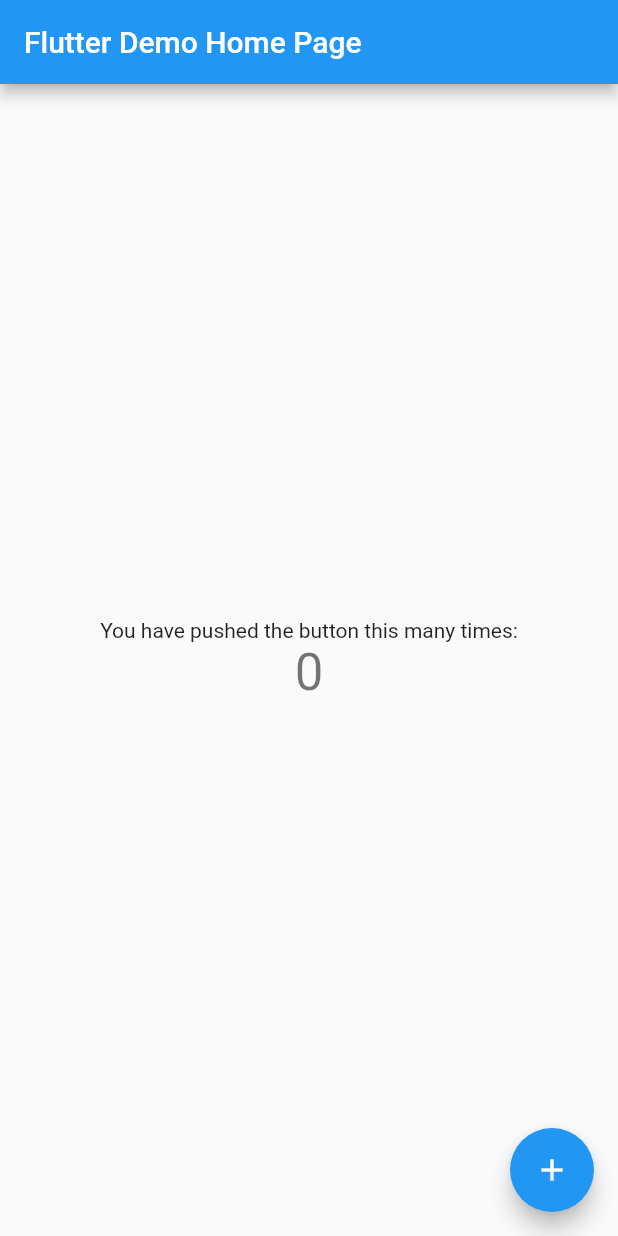
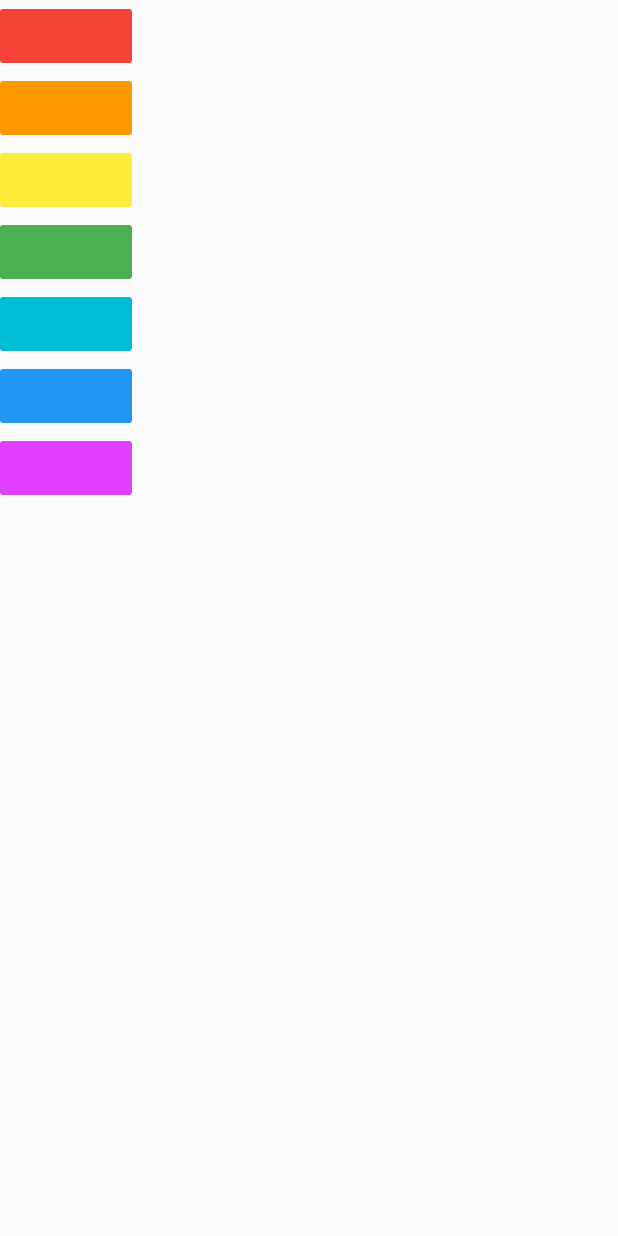
Before and after one commit to yash412/Xylophone, a Flutter app: the screen it shows after launch, on a phone screen of 412 x 824 dp. Run offline on Flutter 3.47's test engine with Material 2 defaults, Android fonts, the phone set to English and light mode, and no system bars; our stand-ins replace audioplayers.

Commit message:
Added basic functionality in the app

```diff
--- a/lib/main.dart
+++ b/lib/main.dart
@@ -1,113 +1,77 @@
+import 'package:audioplayers/audio_cache.dart';
 import 'package:flutter/material.dart';
 
 void main() {
-  runApp(MyApp());
+  runApp(XylophoneApp());
 }
 
-class MyApp extends StatelessWidget {
-  // This widget is the root of your application.
-  @override
-  Widget build(BuildContext context) {
-    return MaterialApp(
-      title: 'Flutter Demo',
-      theme: ThemeData(
-        // This is the theme of your application.
-        //
-        // Try running your application with "flutter run". You'll see the
-        // application has a blue toolbar. Then, without quitting the app, try
-        // changing the primarySwatch below to Colors.green and then invoke
-        // "hot reload" (press "r" in the console where you ran "flutter run",
-        // or simply save your changes to "hot reload" in a Flutter IDE).
-        // Notice that the counter didn't reset back to zero; the application
-        // is not restarted.
-        primarySwatch: Colors.blue,
-      ),
-      home: MyHomePage(title: 'Flutter Demo Home Page'),
-    );
-  }
-}
-
-class MyHomePage extends StatefulWidget {
-  MyHomePage({Key key, this.title}) : super(key: key);
-
-  // This widget is the home page of your application. It is stateful, meaning
-  // that it has a State object (defined below) that contains fields that affect
-  // how it looks.
-
-  // This class is the configuration for the state. It holds the values (in this
-  // case the title) provided by the parent (in this case the App widget) and
-  // used by the build method of the State. Fields in a Widget subclass are
-  // always marked "final".
-
-  final String title;
-
-  @override
-  _MyHomePageState createState() => _MyHomePageState();
-}
-
-class _MyHomePageState extends State<MyHomePage> {
-  int _counter = 0;
-
-  void _incrementCounter() {
-    setState(() {
-      // This call to setState tells the Flutter framework that something has
-      // changed in this State, which causes it to rerun the build method below
-      // so that the display can reflect the updated values. If we changed
-      // _counter without calling setState(), then the build method would not be
-      // called again, and so nothing would appear to happen.
-      _counter++;
-    });
+class XylophoneApp extends StatelessWidget {
+  void soundPlayer(int sound) {
+    final player = new AudioCache();
+    player.play('note$sound.wav');
   }
 
   @override
   Widget build(BuildContext context) {
-    // This method is rerun every time setState is called, for instance as done
-    // by the _incrementCounter method above.
-    //
-    // The Flutter framework has been optimized to make rerunning build methods
-    // fast, so that you can just rebuild anything that needs updating rather
-    // than having to individually change instances of widgets.
-    return Scaffold(
-      appBar: AppBar(
-        // Here we take the value from the MyHomePage object that was created by
-        // the App.build method, and use it to set our appbar title.
-        title: Text(widget.title),
-      ),
-      body: Center(
-        // Center is a layout widget. It takes a single child and positions it
-        // in the middle of the parent.
-        child: Column(
-          // Column is also a layout widget. It takes a list of children and
-          // arranges them vertically. By default, it sizes itself to fit its
-          // children horizontally, and tries to be as tall as its parent.
-          //
-          // Invoke "debug painting" (press "p" in the console, choose the
-          // "Toggle Debug Paint" action from the Flutter Inspector in Android
-          // Studio, or the "Toggle Debug Paint" command in Visual Studio Code)
-          // to see the wireframe for each widget.
-          //
-          // Column has various properties to control how it sizes itself and
-          // how it positions its children. Here we use mainAxisAlignment to
-          // center the children vertically; the main axis here is the vertical
-          // axis because Columns are vertical (the cross axis would be
-          // horizontal).
-          mainAxisAlignment: MainAxisAlignment.center,
-          children: <Widget>[
-            Text(
-              'You have pushed the button this many times:',
-            ),
-            Text(
-              '$_counter',
-              style: Theme.of(context).textTheme.headline4,
-            ),
-          ],
+    return MaterialApp(
+      home: Scaffold(
+        body: SafeArea(
+          child: Column(
+            // ignore: deprecated_member_use
+            children: <Widget>[
+              // ignore: deprecated_member_use
+              FlatButton(
+                color: Colors.red,
+                onPressed: () {
+                  soundPlayer(1);
+                },
+              ),
+              // ignore: deprecated_member_use
+              FlatButton(
+                color: Colors.orange,
+                onPressed: () {
+                  soundPlayer(2);
+                },
+              ),
+              // ignore: deprecated_member_use
+              FlatButton(
+                color: Colors.yellow,
+                onPressed: () {
+                  soundPlayer(3);
+                },
+              ),
+              // ignore: deprecated_member_use
+              FlatButton(
+                color: Colors.green,
+                onPressed: () {
+                  soundPlayer(4);
+                },
+              ),
+              // ignore: deprecated_member_use
+              FlatButton(
+                color: Colors.cyan,
+                onPressed: () {
+                  soundPlayer(5);
+                },
+              ),
+              // ignore: deprecated_member_use
+              FlatButton(
+                color: Colors.blue,
+                onPressed: () {
+                  soundPlayer(6);
+                },
+              ),
+              // ignore: deprecated_member_use
+              FlatButton(
+                color: Colors.purpleAccent,
+                onPressed: () {
+                  soundPlayer(7);
+                },
+              ),
+            ],
+          ),
         ),
       ),
-      floatingActionButton: FloatingActionButton(
-        onPressed: _incrementCounter,
-        tooltip: 'Increment',
-        child: Icon(Icons.add),
-      ), // This trailing comma makes auto-formatting nicer for build methods.
     );
   }
 }
--- a/pubspec.yaml
+++ b/pubspec.yaml
@@ -28,6 +28,7 @@ dependencies:
   # The following adds the Cupertino Icons font to your application.
   # Use with the CupertinoIcons class for iOS style icons.
   cupertino_icons: ^1.0.2
+  audioplayers: ^0.18.3
 
 dev_dependencies:
   flutter_test:
@@ -46,7 +47,7 @@ flutter:
 
   # To add assets to your application, add an assets section, like this:
   assets:
-     - assets/audio/
+     - assets/
 
   # An image asset can refer to one or more resolution-specific "variants", see
   # https://flutter.dev/assets-and-images/#resolution-aware.
```
Also changed, not shown: pubspec.lock, 15 other files.
